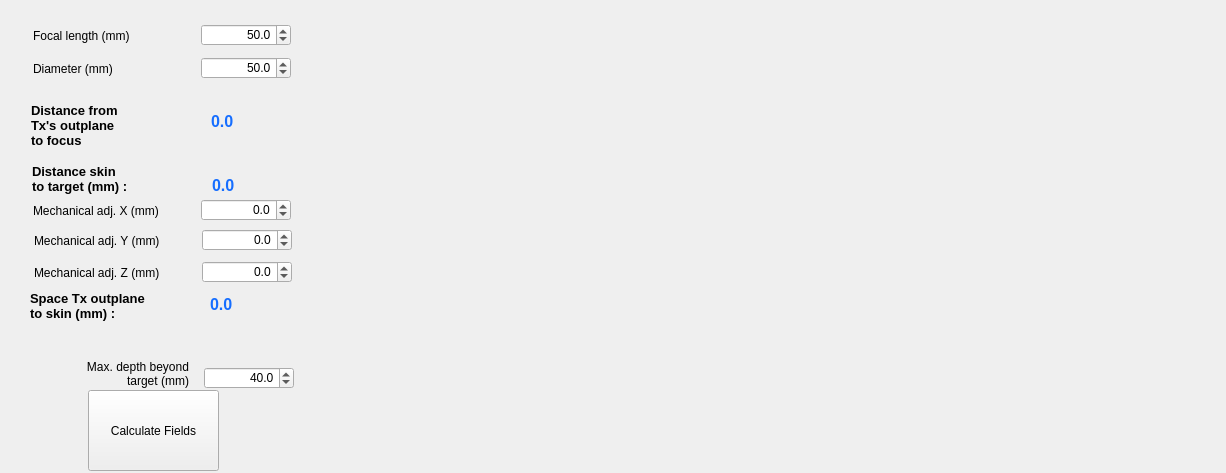
Before: the Qt Designer form BabelBrain/Babel_SingleTx/form.ui in ProteusMRIgHIFU/BabelBrain, drawn with Qt 5.
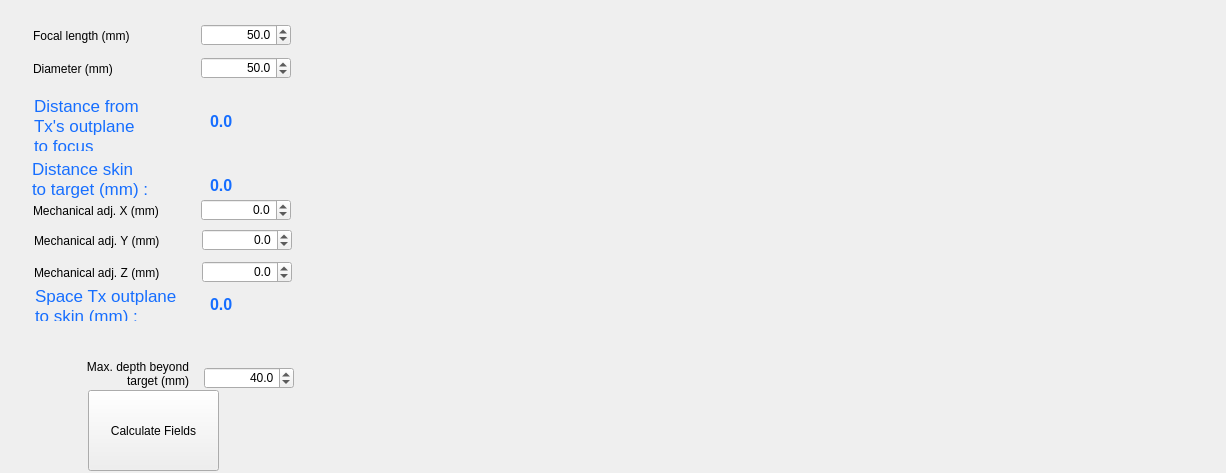
After: the same form once the commit is applied.

Patch:
```diff
--- a/BabelBrain/Babel_SingleTx/form.ui
+++ b/BabelBrain/Babel_SingleTx/form.ui
@@ -32,7 +32,7 @@
   <widget class="QLabel" name="DistanceSkinLabel">
    <property name="geometry">
     <rect>
-     <x>212</x>
+     <x>210</x>
      <y>170</y>
      <width>76</width>
      <height>31</height>
@@ -62,10 +62,13 @@
    </property>
    <property name="font">
     <font>
-     <pointsize>10</pointsize>
-     <bold>true</bold>
+     <pointsize>13</pointsize>
+     <bold>false</bold>
     </font>
    </property>
+   <property name="styleSheet">
+    <string notr="true">color:rgb(22, 110, 255)</string>
+   </property>
    <property name="text">
     <string>Distance skin
 to target (mm) :</string>
@@ -298,7 +301,7 @@
   <widget class="QLabel" name="DistanceOutplaneLabel">
    <property name="geometry">
     <rect>
-     <x>211</x>
+     <x>210</x>
      <y>106</y>
      <width>76</width>
      <height>31</height>
@@ -320,7 +323,7 @@
   <widget class="QLabel" name="label_26">
    <property name="geometry">
     <rect>
-     <x>31</x>
+     <x>34</x>
      <y>100</y>
      <width>150</width>
      <height>51</height>
@@ -328,10 +331,13 @@
    </property>
    <property name="font">
     <font>
-     <pointsize>10</pointsize>
-     <bold>true</bold>
+     <pointsize>13</pointsize>
+     <bold>false</bold>
     </font>
    </property>
+   <property name="styleSheet">
+    <string notr="true">color:rgb(22, 110, 255)</string>
+   </property>
    <property name="text">
     <string>Distance from
 Tx's outplane
@@ -366,7 +372,7 @@
   <widget class="QLabel" name="label_27">
    <property name="geometry">
     <rect>
-     <x>30</x>
+     <x>35</x>
      <y>290</y>
      <width>150</width>
      <height>31</height>
@@ -374,10 +380,13 @@
    </property>
    <property name="font">
     <font>
-     <pointsize>10</pointsize>
-     <bold>true</bold>
+     <pointsize>13</pointsize>
+     <bold>false</bold>
     </font>
    </property>
+   <property name="styleSheet">
+    <string notr="true">color:rgb(22, 110, 255)</string>
+   </property>
    <property name="text">
     <string>Space Tx outplane 
 to skin (mm) :</string>
```
